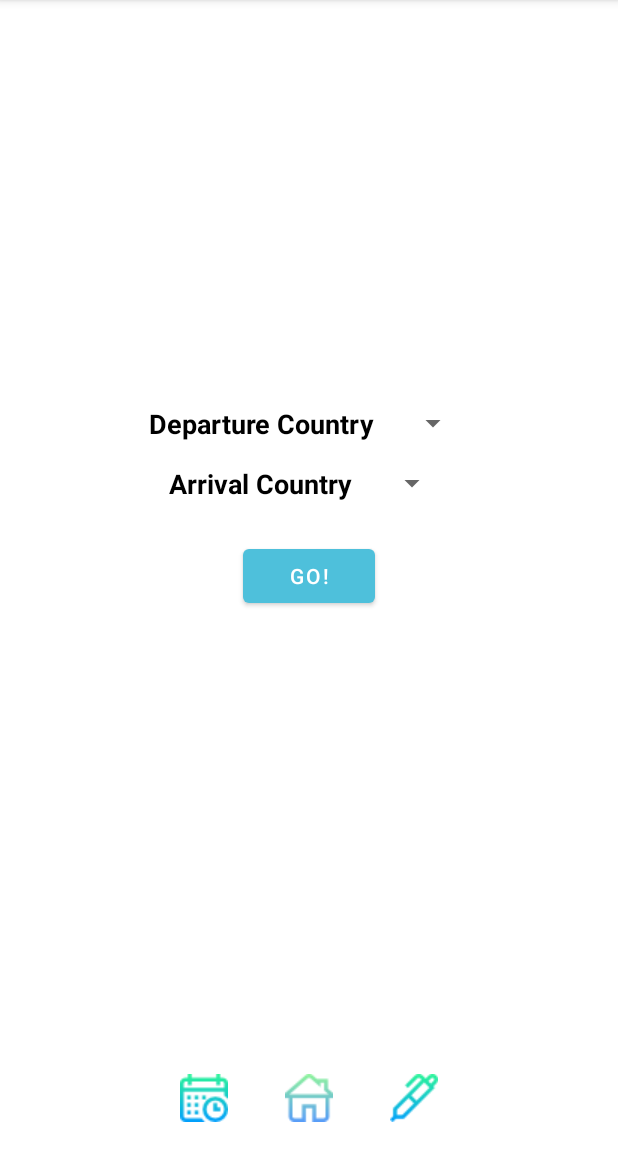
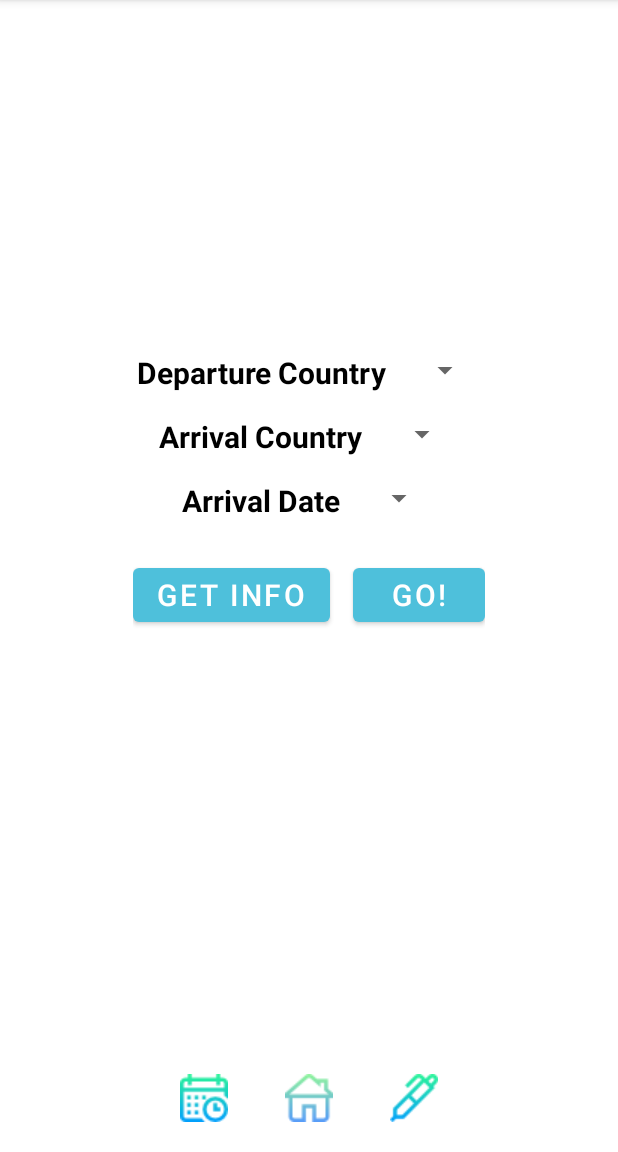
Before and after one commit to harshitabha/Covi-lender, an Android app: the ChooseActivity screen opened directly, with no data from a screen before it, on a phone screen of 412 x 824 dp, the part 84-1236 px from its top. Run offline under Robolectric (Android 15) with nearby library versions, the phone set to English and light mode, and no system bars.

Commit message:
Choose screen

```diff
--- a/TravelBan/app/src/main/java/com/example/travelban/MainActivity.java
+++ b/TravelBan/app/src/main/java/com/example/travelban/MainActivity.java
@@ -23,7 +23,6 @@ public class MainActivity extends AppCompatActivity implements View.OnClickListe
         homeB = (ImageButton) findViewById(R.id.homeB);
         chooseB = (ImageButton) findViewById(R.id.personalizeB);
         calB = (ImageButton) findViewById(R.id.calendarB);
-        chooseB.setOnClickListener(this);
     }
 
     @Override
--- a/TravelBan/app/src/main/res/layout/activity_cal.xml
+++ b/TravelBan/app/src/main/res/layout/activity_cal.xml
@@ -7,6 +7,10 @@
     tools:context=".CalActivity"
     android:padding="16dp">
 
+    <CalendarView
+        android:layout_width="match_parent"
+        android:layout_height="0dp"
+        android:layout_weight="1"/>
     <LinearLayout
         android:layout_width="match_parent"
         android:layout_height="wrap_content"
@@ -21,20 +25,23 @@
             android:layout_height="40dp"
             android:backgroundTint="@color/white"
             android:layout_marginRight="30dp"
-            android:src="@drawable/calendar" />
+            android:src="@drawable/calendar"
+            android:onClick="onClick"/>
         <ImageButton
             android:id="@+id/homeB"
             android:layout_width="40dp"
             android:layout_height="40dp"
             android:layout_marginRight="30dp"
             android:backgroundTint="@color/white"
-            android:src="@drawable/house"/>
+            android:src="@drawable/house"
+            android:onClick="onClick"/>
         <ImageButton
             android:id="@+id/personalizeB"
             android:layout_width="40dp"
             android:layout_height="40dp"
             android:backgroundTint="@color/white"
-            android:src="@drawable/ball_pen"/>
+            android:src="@drawable/ball_pen"
+            android:onClick="onClick"/>
     </LinearLayout>
 
 </RelativeLayout>
--- a/TravelBan/app/src/main/res/layout/activity_choose.xml
+++ b/TravelBan/app/src/main/res/layout/activity_choose.xml
@@ -21,7 +21,7 @@
             android:textStyle="bold"
             android:textColor="@color/black"
             android:layout_marginRight="15dp"
-            android:textSize="18sp"/>
+            android:textSize="20sp"/>
         <Spinner
             android:layout_width="wrap_content"
             android:layout_height="wrap_content" />
@@ -32,8 +32,8 @@
         android:layout_height="wrap_content"
         android:id="@+id/toCountry"
         android:layout_centerHorizontal="true"
-        android:layout_marginBottom="25dp"
-        android:layout_above="@id/start">
+        android:layout_marginBottom="15dp"
+        android:layout_above="@id/arrival">
 
         <TextView
             android:layout_width="wrap_content"
@@ -42,19 +42,58 @@
             android:textColor="@color/black"
             android:layout_marginRight="15dp"
             android:textStyle="bold"
-            android:textSize="18sp"/>
+            android:textSize="20sp"/>
         <Spinner
             android:layout_width="wrap_content"
             android:layout_height="wrap_content" />
     </LinearLayout>
 
-    <Button
+    <!--Date Picker-->
+    <LinearLayout
+        android:layout_width="wrap_content"
+        android:layout_height="wrap_content"
+        android:id="@+id/arrival"
+        android:layout_centerHorizontal="true"
+        android:layout_above="@id/goButtons">
+
+        <TextView
+            android:layout_width="wrap_content"
+            android:layout_height="wrap_content"
+            android:text="Arrival Date"
+            android:textColor="@color/black"
+            android:layout_marginRight="15dp"
+            android:textStyle="bold"
+            android:textSize="20sp"/>
+        <Spinner
+            android:layout_width="wrap_content"
+            android:layout_height="wrap_content" />
+    </LinearLayout>
+    <LinearLayout
         android:layout_width="wrap_content"
         android:layout_height="wrap_content"
         android:layout_centerVertical="true"
         android:layout_centerHorizontal="true"
-        android:text="Go!"
-        android:id="@+id/start"/>
+        android:id="@+id/goButtons">
+        <Button
+            android:layout_marginTop="25dp"
+            android:layout_width="wrap_content"
+            android:layout_height="wrap_content"
+            android:layout_centerVertical="true"
+            android:layout_centerHorizontal="true"
+            android:text="Get Info"
+            android:textSize="20sp"
+            android:id="@+id/getInfo"
+            android:layout_marginRight="15dp"/>
+        <Button
+            android:layout_marginTop="25dp"
+            android:layout_width="wrap_content"
+            android:layout_height="wrap_content"
+            android:layout_centerVertical="true"
+            android:layout_centerHorizontal="true"
+            android:text="Go!"
+            android:textSize="20sp"
+            android:id="@+id/start"/>
+    </LinearLayout>
 
     <!--Nav Bar-->
     <LinearLayout
@@ -71,7 +110,8 @@
             android:layout_height="40dp"
             android:layout_marginRight="30dp"
             android:backgroundTint="@color/white"
-            android:src="@drawable/calendar" />
+            android:src="@drawable/calendar"
+            android:onClick="onClick"/>
 
         <ImageButton
             android:id="@+id/homeB"
@@ -79,14 +119,16 @@
             android:layout_height="40dp"
             android:layout_marginRight="30dp"
             android:backgroundTint="@color/white"
-            android:src="@drawable/house" />
+            android:src="@drawable/house"
+            android:onClick="onClick"/>
 
         <ImageButton
             android:id="@+id/personalizeB"
             android:layout_width="40dp"
             android:layout_height="40dp"
             android:backgroundTint="@color/white"
-            android:src="@drawable/ball_pen" />
+            android:src="@drawable/ball_pen"
+            android:onClick="onClick"/>
     </LinearLayout>
 
 </RelativeLayout>
--- a/TravelBan/app/src/main/res/layout/activity_main.xml
+++ b/TravelBan/app/src/main/res/layout/activity_main.xml
@@ -39,20 +39,23 @@
             android:layout_height="40dp"
             android:backgroundTint="@color/white"
             android:layout_marginRight="30dp"
-            android:src="@drawable/calendar" />
+            android:src="@drawable/calendar"
+            android:onClick="onClick"/>
         <ImageButton
             android:id="@+id/homeB"
             android:layout_width="40dp"
             android:layout_height="40dp"
             android:layout_marginRight="30dp"
             android:backgroundTint="@color/white"
-            android:src="@drawable/house"/>
+            android:src="@drawable/house"
+            android:onClick="onClick"/>
         <ImageButton
             android:id="@+id/personalizeB"
             android:layout_width="40dp"
             android:layout_height="40dp"
             android:backgroundTint="@color/white"
-            android:src="@drawable/ball_pen"/>
+            android:src="@drawable/ball_pen"
+            android:onClick="onClick"/>
     </LinearLayout>
 
 </RelativeLayout>
```
